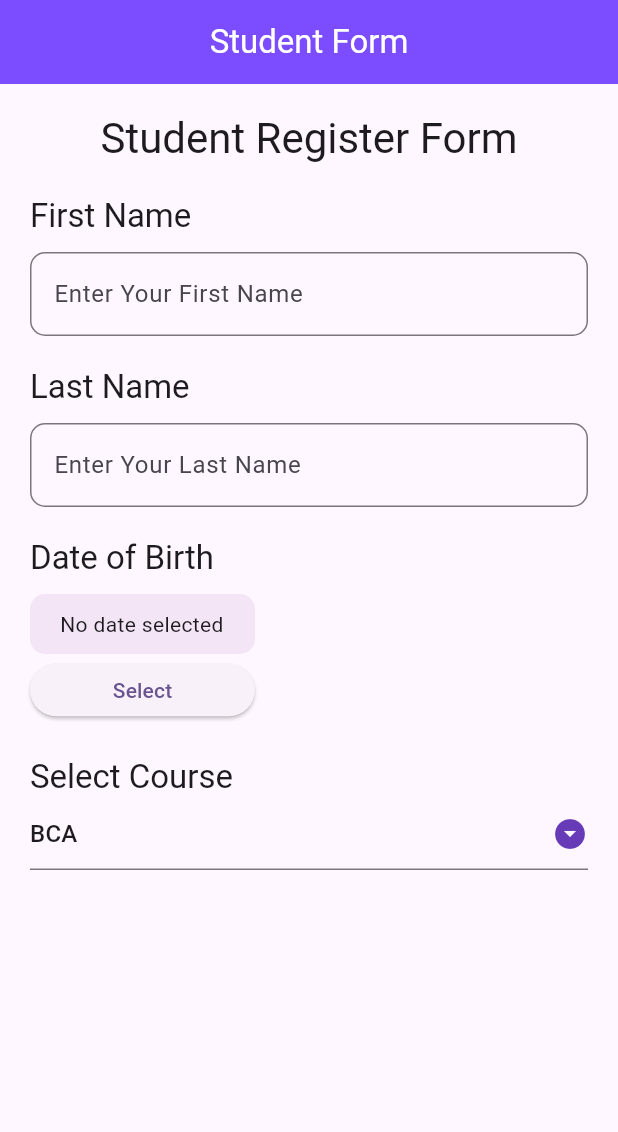
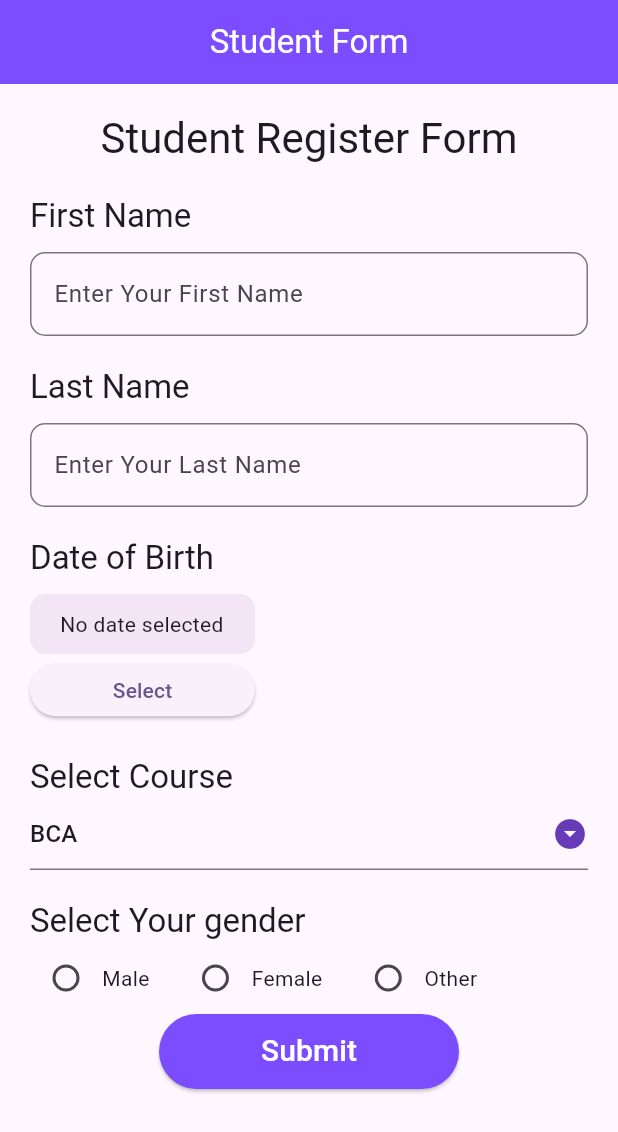
Before and after one commit to hasti7609/flutter_full_course, a Flutter app: the screen it shows after launch, on a phone screen of 412 x 824 dp. Shown: the top 1132 px of the screen. Run offline on Flutter 3.47's test engine with Material 3 defaults, Android fonts, the phone set to English and light mode, and no system bars.

Commit message:
added check box

```diff
--- a/lib/flutter widgets/form.dart
+++ b/lib/flutter widgets/form.dart
@@ -35,6 +35,10 @@ class _FormScreenState extends State<FormScreen> {
   final _courseList = ["BBA","BCA","COMPUTER SCIENCE","MCA","MBA","AGREE CULTURE"];
 
   String? _selectedValue = "";
+
+  bool male = false;
+  bool female = false;
+  bool other = false;
 
   @override
   Widget build(BuildContext context) {
@@ -136,7 +140,58 @@ class _FormScreenState extends State<FormScreen> {
                   _selectedValue = val as String;
                 });
                 }
-            )
+            ),
+            SizedBox(height: 20,),
+            Text("Select Your gender",
+              style: Theme.of(context).textTheme.titleLarge,
+            ),
+            Row(
+              mainAxisAlignment: MainAxisAlignment.start,
+              children: [
+                Checkbox(value: male,
+                    shape: CircleBorder(),
+                    onChanged: (bool?value){
+                   setState(() {
+                    male = value??false;
+                  });
+                }),
+                Text("Male"),
+                SizedBox(width: 20,),
+                Checkbox(value: female,
+                    shape: CircleBorder(),
+                    onChanged: (bool?value){
+                   setState(() {
+                    female = value??false;
+
+                  });
+                }),
+                Text("Female"),
+                SizedBox(width: 20,),
+                Checkbox(value: other,
+                    shape: CircleBorder(),
+                    onChanged: (bool?value){
+                   setState(() {
+                    other = value??false;
+                  });
+                }),
+                Text("Other"),
+              ],
+            ),
+            Center(
+              child: ElevatedButton(
+                style: ElevatedButton.styleFrom(
+                  minimumSize: Size(200, 50),
+                  backgroundColor: Colors.deepPurpleAccent.shade200
+                ),
+                  onPressed: (){},
+                  child: Text("Submit",
+                  style: TextStyle(
+                    color: Colors.white,
+                    fontSize: 20
+                  ),
+                  )
+              ),
+            ),
           ],
         ),
       ),
```
